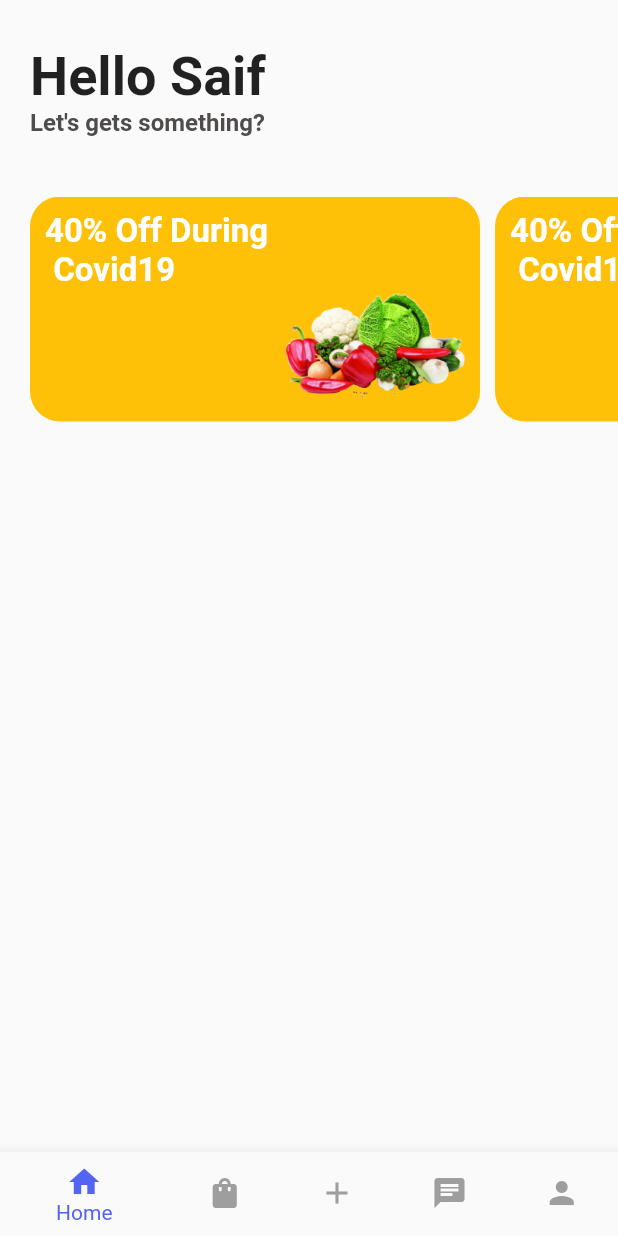
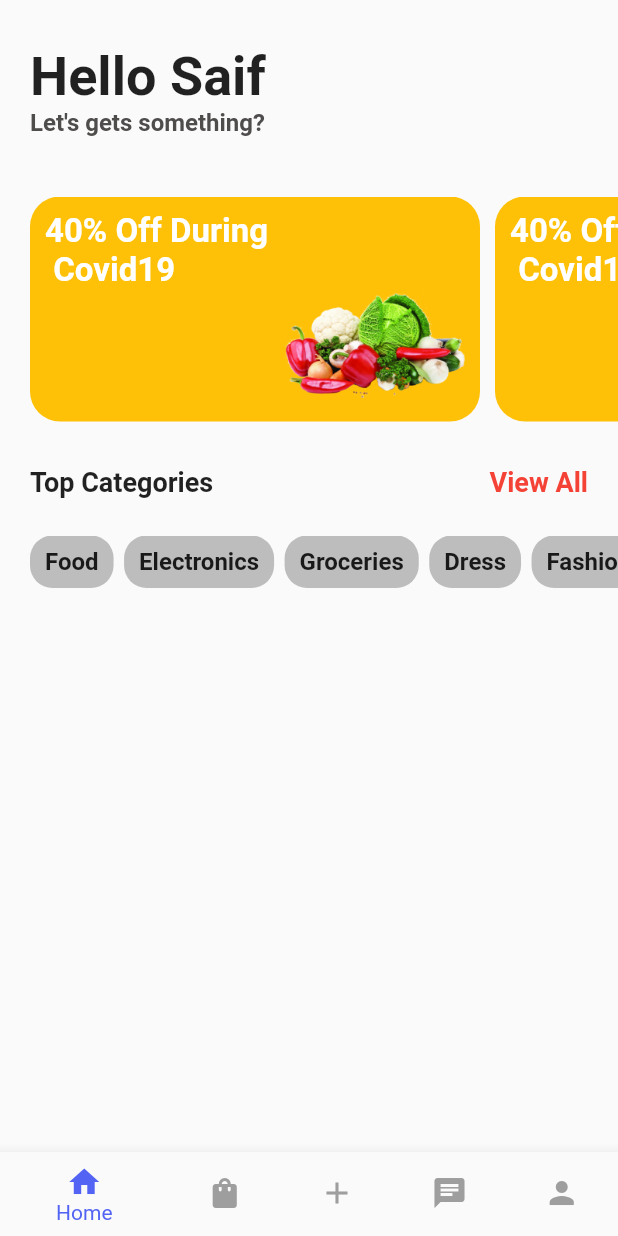
Before and after one commit to aasaif/PROJECT, a Flutter app: the screen it shows after launch, on a phone screen of 412 x 824 dp. Run offline on Flutter 3.47's test engine with Material 2 defaults, Android fonts, the phone set to English and light mode, and no system bars.

Commit message:
file uploaded

```diff
--- a/ecommerce_app/lib/pages/home.dart
+++ b/ecommerce_app/lib/pages/home.dart
@@ -1,6 +1,15 @@
 import 'package:flutter/material.dart';
 
 class HomeScreen extends StatelessWidget {
+  List<String> _categories = [
+    'Food',
+    'Electronics',
+    'Groceries',
+    'Dress',
+    'Fashion',
+    'Gadgets',
+    'Music'
+  ];
   @override
   Widget build(BuildContext context) {
     return Scaffold(
@@ -128,6 +137,62 @@ class HomeScreen extends StatelessWidget {
                   ],
                 ),
               ),
+              SizedBox(height: 30),
+              Row(
+                mainAxisAlignment: MainAxisAlignment.spaceBetween,
+                children: [
+                  Text(
+                    "Top Categories",
+                    style: TextStyle(
+                      fontSize: 18,
+                      fontWeight: FontWeight.w600,
+                    ),
+                  ),
+                  Padding(
+                    padding: const EdgeInsets.only(right: 20),
+                    child: Text(
+                      "View All",
+                      style: TextStyle(
+                        fontSize: 18,
+                        fontWeight: FontWeight.w600,
+                        color: Colors.red,
+                      ),
+                    ),
+                  ),
+                ],
+              ),
+              SizedBox(height: 25),
+              Container(
+                height: 35,
+                child: ListView.builder(
+                  scrollDirection: Axis.horizontal,
+                  itemCount: _categories.length,
+                  itemBuilder: (_, int index) {
+                    return Padding(
+                      padding: const EdgeInsets.only(right: 7),
+                      child: Container(
+                        height: 30,
+                        decoration: BoxDecoration(
+                          color: Colors.grey[400],
+                          borderRadius: BorderRadius.all(Radius.circular(15)),
+                        ),
+                        child: Center(
+                          child: Padding(
+                            padding: const EdgeInsets.only(left: 10, right: 10),
+                            child: Text(
+                              _categories[index],
+                              style: TextStyle(
+                                fontSize: 16,
+                                fontWeight: FontWeight.w600,
+                              ),
+                            ),
+                          ),
+                        ),
+                      ),
+                    );
+                  },
+                ),
+              ),
             ],
           ),
         ),
```
